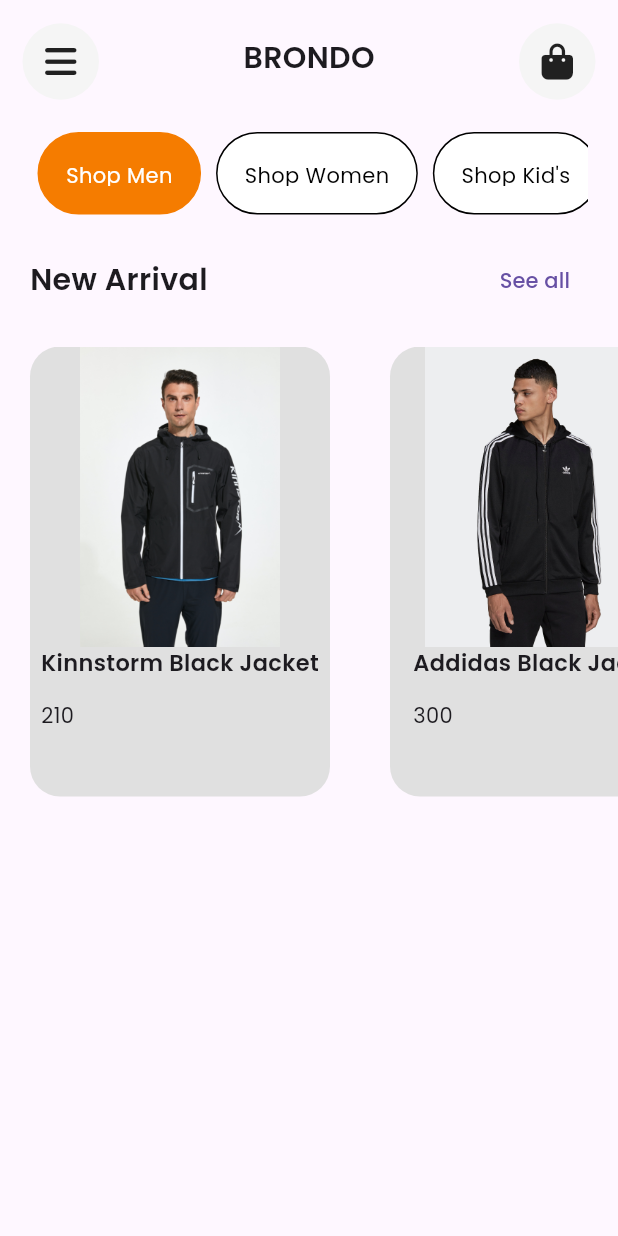
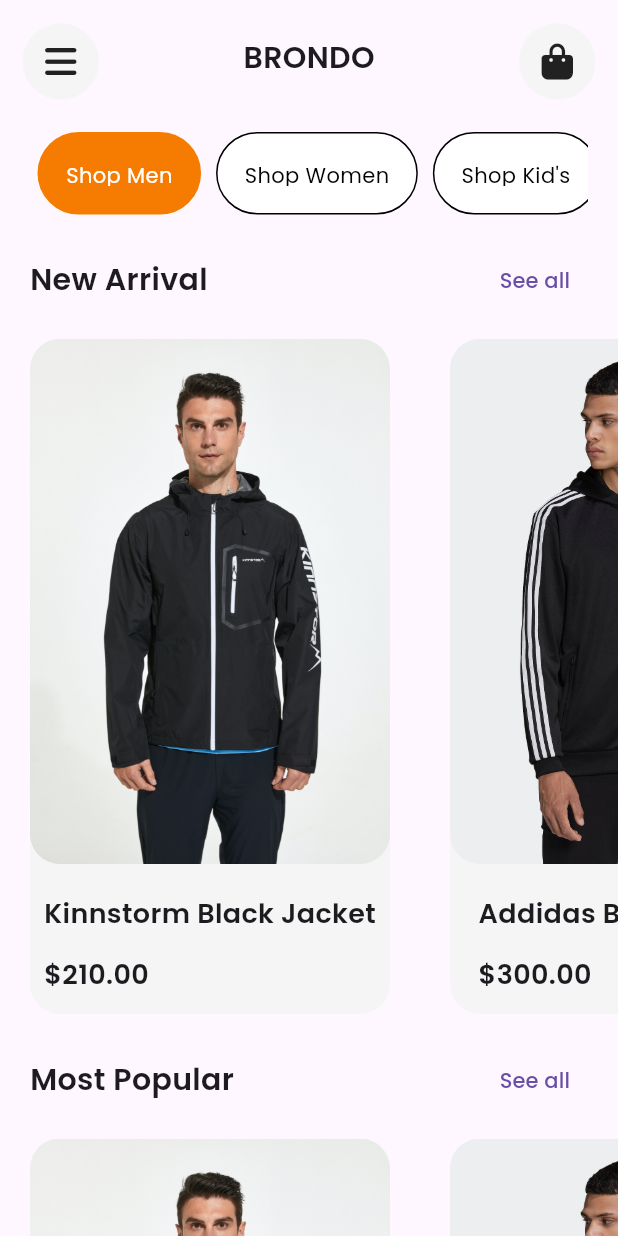
Before and after one commit to Emtee100/bondo_fashion_app, a Flutter app: the screen it shows after launch, on a phone screen of 412 x 824 dp. Run offline on Flutter 3.47's test engine with Material 2 defaults, Android fonts, the phone set to English and light mode, and no system bars; our stand-ins replace font_awesome_flutter, google_fonts.

Commit message:
New arrivals and most popular done

```diff
--- a/fashion_app/lib/models/new_arrival.dart
+++ b/fashion_app/lib/models/new_arrival.dart
@@ -17,8 +17,8 @@ List<NewArrival> arrivals = [
       name: "Addidas Black Jacket",
       price: 300),
   NewArrival(
-      imageURL: "assets/images/pexels-keen-9286284.jpg",
-      name: "Kinnstom Red Womens Jacket",
+      imageURL: "assets/images/pexels-keen-9286310.jpg",
+      name: "Kinnstorm Red Jacket",
       price: 180),
 
 ];
--- a/fashion_app/lib/pages/homepage.dart
+++ b/fashion_app/lib/pages/homepage.dart
@@ -18,7 +18,8 @@ class _MyHomePageState extends State<MyHomePage> {
   @override
   Widget build(BuildContext context) {
     return Scaffold(
-      body: SafeArea(
+      body: SingleChildScrollView(
+        child: SafeArea(
             child: Column(
           children: [
             const SizedBox(height: 10.0),
@@ -116,33 +117,48 @@ class _MyHomePageState extends State<MyHomePage> {
               ),
             ),
 
-          SizedBox(height: 20.0),
+            SizedBox(height: 15.0),
             //actual new arrivals
             Container(
-              height: 300.0,
+                height: 450.0,
                 child: ListView.builder(
                   scrollDirection: Axis.horizontal,
                   itemCount: arrivals.length,
                   itemBuilder: (context, index) {
                     return Container(
+                      height: 20,
+                      // padding: EdgeInsets.only(top: 10, bottom: 10),
                       decoration: BoxDecoration(
-                      color: Colors.grey.shade300,
-                      borderRadius: BorderRadius.circular(20)
-                    ),
+                          color: Colors.grey.shade100,
+                          borderRadius: BorderRadius.circular(20)),
                       margin: EdgeInsets.symmetric(horizontal: 20.0),
                       child: Column(
                         children: [
-                        Image.asset(arrivals[index].imageURL, height: 200, width: 200,),
+                          ClipRRect(
+                            borderRadius: BorderRadius.circular(20),
+                            child: Image.asset(arrivals[index].imageURL,
+                                height: 350, width: 240,
+                                fit: BoxFit.cover
+                                ),
+                          ),
+                          SizedBox(
+                            height: 20,
+                          ),
                           Column(
                             crossAxisAlignment: CrossAxisAlignment.start,
                             children: [
-                            Text(arrivals[index].name, style: GoogleFonts.poppins(
-                              fontSize: 15,
-                              fontWeight: FontWeight.w600
-                            ),),
-                            SizedBox(height: 15.0,),
-                            Text(arrivals[index].price.toString(),style: GoogleFonts.poppins(
-
+                              Text(
+                                arrivals[index].name,
+                                style: GoogleFonts.poppins(
+                                    fontSize: 18, fontWeight: FontWeight.w600),
+                              ),
+                              SizedBox(
+                                height: 15.0,
+                              ),
+                              Text("\$${arrivals[index].price.toString()}.00",
+                                  style: GoogleFonts.poppins(
+                                    fontWeight: FontWeight.w600,
+                                    fontSize: 18
                                   )),
                             ],
                           )
@@ -150,12 +166,79 @@ class _MyHomePageState extends State<MyHomePage> {
                       ),
                     );
                   },
-              ))
+                )),
+              SizedBox(height: 20.0),
             //most popular banner
-
+            Padding(
+              padding: const EdgeInsets.symmetric(horizontal: 20.0),
+              child: Row(
+                mainAxisAlignment: MainAxisAlignment.spaceBetween,
+                children: [
+                  Text(
+                    "Most Popular",
+                    style: GoogleFonts.poppins(
+                        fontWeight: FontWeight.w600, fontSize: 20.0),
+                  ),
+                  TextButton(
+                      onPressed: () => print("See all"),
+                      child: Text("See all", style: GoogleFonts.poppins()))
+                ],
+              ),
+            ),
+            SizedBox(height: 15.0,),
             //actual most popular
+            Container(
+                height: 450.0,
+                child: ListView.builder(
+                  scrollDirection: Axis.horizontal,
+                  itemCount: arrivals.length,
+                  itemBuilder: (context, index) {
+                    return Container(
+                      height: 20,
+                      // padding: EdgeInsets.only(top: 10, bottom: 10),
+                      decoration: BoxDecoration(
+                          color: Colors.grey.shade100,
+                          borderRadius: BorderRadius.circular(20)),
+                      margin: EdgeInsets.symmetric(horizontal: 20.0),
+                      child: Column(
+                        children: [
+                          ClipRRect(
+                            borderRadius: BorderRadius.circular(20),
+                            child: Image.asset(arrivals[index].imageURL,
+                                height: 350, width: 240,
+                                fit: BoxFit.cover
+                                ),
+                          ),
+                          SizedBox(
+                            height: 20,
+                          ),
+                          Column(
+                            crossAxisAlignment: CrossAxisAlignment.start,
+                            children: [
+                              Text(
+                                arrivals[index].name,
+                                style: GoogleFonts.poppins(
+                                    fontSize: 18, fontWeight: FontWeight.w600),
+                              ),
+                              SizedBox(
+                                height: 15.0,
+                              ),
+                              Text("\$${arrivals[index].price.toString()}.00",
+                                  style: GoogleFonts.poppins(
+                                    fontWeight: FontWeight.w600,
+                                    fontSize: 18
+                                  )),
+                            ],
+                          )
+                        ],
+                      ),
+                    );
+                  },
+                )),
+                SizedBox(height: 20.0,)
           ],
         )),
+      ),
     );
   }
 }
```
Lines whose indentation alone changed are shown as unchanged.
